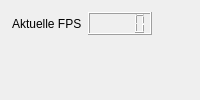
Old version of the form dockwidget.ui in the repository DungeonMaggot/Dungeon.
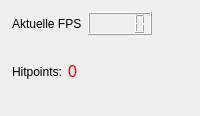
New version of the form.

Commit message: Hitpoints UO

Patch:
```diff
--- a/dockwidget.ui
+++ b/dockwidget.ui
@@ -7,7 +7,7 @@
     <x>0</x>
     <y>0</y>
     <width>200</width>
-    <height>100</height>
+    <height>116</height>
    </rect>
   </property>
   <property name="sizePolicy">
@@ -78,6 +78,473 @@
      </item>
     </layout>
    </widget>
+   <widget class="QWidget" name="layoutWidget_2">
+    <property name="geometry">
+     <rect>
+      <x>10</x>
+      <y>60</y>
+      <width>171</width>
+      <height>46</height>
+     </rect>
+    </property>
+    <layout class="QFormLayout" name="formLayout_2">
+     <property name="sizeConstraint">
+      <enum>QLayout::SetFixedSize</enum>
+     </property>
+     <property name="fieldGrowthPolicy">
+      <enum>QFormLayout::ExpandingFieldsGrow</enum>
+     </property>
+     <property name="labelAlignment">
+      <set>Qt::AlignLeading|Qt::AlignLeft|Qt::AlignVCenter</set>
+     </property>
+     <property name="leftMargin">
+      <number>2</number>
+     </property>
+     <property name="topMargin">
+      <number>2</number>
+     </property>
+     <property name="rightMargin">
+      <number>2</number>
+     </property>
+     <property name="bottomMargin">
+      <number>2</number>
+     </property>
+     <item row="0" column="0">
+      <widget class="QLabel" name="label_2">
+       <property name="text">
+        <string>Hitpoints:</string>
+       </property>
+      </widget>
+     </item>
+     <item row="0" column="1">
+      <widget class="QLabel" name="label_3">
+       <property name="palette">
+        <palette>
+         <active>
+          <colorrole role="WindowText">
+           <brush brushstyle="SolidPattern">
+            <color alpha="255">
+             <red>255</red>
+             <green>0</green>
+             <blue>0</blue>
+            </color>
+           </brush>
+          </colorrole>
+          <colorrole role="Button">
+           <brush brushstyle="SolidPattern">
+            <color alpha="255">
+             <red>255</red>
+             <green>0</green>
+             <blue>0</blue>
+            </color>
+           </brush>
+          </colorrole>
+          <colorrole role="Light">
+           <brush brushstyle="SolidPattern">
+            <color alpha="255">
+             <red>255</red>
+             <green>127</green>
+             <blue>127</blue>
+            </color>
+           </brush>
+          </colorrole>
+          <colorrole role="Midlight">
+           <brush brushstyle="SolidPattern">
+            <color alpha="255">
+             <red>255</red>
+             <green>63</green>
+             <blue>63</blue>
+            </color>
+           </brush>
+          </colorrole>
+          <colorrole role="Dark">
+           <brush brushstyle="SolidPattern">
+            <color alpha="255">
+             <red>127</red>
+             <green>0</green>
+             <blue>0</blue>
+            </color>
+           </brush>
+          </colorrole>
+          <colorrole role="Mid">
+           <brush brushstyle="SolidPattern">
+            <color alpha="255">
+             <red>170</red>
+             <green>0</green>
+             <blue>0</blue>
+            </color>
+           </brush>
+          </colorrole>
+          <colorrole role="Text">
+           <brush brushstyle="SolidPattern">
+            <color alpha="255">
+             <red>255</red>
+             <green>0</green>
+             <blue>0</blue>
+            </color>
+           </brush>
+          </colorrole>
+          <colorrole role="BrightText">
+           <brush brushstyle="SolidPattern">
+            <color alpha="255">
+             <red>255</red>
+             <green>255</green>
+             <blue>255</blue>
+            </color>
+           </brush>
+          </colorrole>
+          <colorrole role="ButtonText">
+           <brush brushstyle="SolidPattern">
+            <color alpha="255">
+             <red>255</red>
+             <green>0</green>
+             <blue>0</blue>
+            </color>
+           </brush>
+          </colorrole>
+          <colorrole role="Base">
+           <brush brushstyle="SolidPattern">
+            <color alpha="255">
+             <red>255</red>
+             <green>255</green>
+             <blue>255</blue>
+            </color>
+           </brush>
+          </colorrole>
+          <colorrole role="Window">
+           <brush brushstyle="SolidPattern">
+            <color alpha="255">
+             <red>255</red>
+             <green>0</green>
+             <blue>0</blue>
+            </color>
+           </brush>
+          </colorrole>
+          <colorrole role="Shadow">
+           <brush brushstyle="SolidPattern">
+            <color alpha="255">
+             <red>0</red>
+             <green>0</green>
+             <blue>0</blue>
+            </color>
+           </brush>
+          </colorrole>
+          <colorrole role="AlternateBase">
+           <brush brushstyle="SolidPattern">
+            <color alpha="255">
+             <red>255</red>
+             <green>127</green>
+             <blue>127</blue>
+            </color>
+           </brush>
+          </colorrole>
+          <colorrole role="ToolTipBase">
+           <brush brushstyle="SolidPattern">
+            <color alpha="255">
+             <red>255</red>
+             <green>255</green>
+             <blue>220</blue>
+            </color>
+           </brush>
+          </colorrole>
+          <colorrole role="ToolTipText">
+           <brush brushstyle="SolidPattern">
+            <color alpha="255">
+             <red>255</red>
+             <green>0</green>
+             <blue>0</blue>
+            </color>
+           </brush>
+          </colorrole>
+         </active>
+         <inactive>
+          <colorrole role="WindowText">
+           <brush brushstyle="SolidPattern">
+            <color alpha="255">
+             <red>255</red>
+             <green>0</green>
+             <blue>0</blue>
+            </color>
+           </brush>
+          </colorrole>
+          <colorrole role="Button">
+           <brush brushstyle="SolidPattern">
+            <color alpha="255">
+             <red>255</red>
+             <green>0</green>
+             <blue>0</blue>
+            </color>
+           </brush>
+          </colorrole>
+          <colorrole role="Light">
+           <brush brushstyle="SolidPattern">
+            <color alpha="255">
+             <red>255</red>
+             <green>127</green>
+             <blue>127</blue>
+            </color>
+           </brush>
+          </colorrole>
+          <colorrole role="Midlight">
+           <brush brushstyle="SolidPattern">
+            <color alpha="255">
+             <red>255</red>
+             <green>63</green>
+             <blue>63</blue>
+            </color>
+           </brush>
+          </colorrole>
+          <colorrole role="Dark">
+           <brush brushstyle="SolidPattern">
+            <color alpha="255">
+             <red>127</red>
+             <green>0</green>
+             <blue>0</blue>
+            </color>
+           </brush>
+          </colorrole>
+          <colorrole role="Mid">
+           <brush brushstyle="SolidPattern">
+            <color alpha="255">
+             <red>170</red>
+             <green>0</green>
+             <blue>0</blue>
+            </color>
+           </brush>
+          </colorrole>
+          <colorrole role="Text">
+           <brush brushstyle="SolidPattern">
+            <color alpha="255">
+             <red>255</red>
+             <green>0</green>
+             <blue>0</blue>
+            </color>
+           </brush>
+          </colorrole>
+          <colorrole role="BrightText">
+           <brush brushstyle="SolidPattern">
+            <color alpha="255">
+             <red>255</red>
+             <green>255</green>
+             <blue>255</blue>
+            </color>
+           </brush>
+          </colorrole>
+          <colorrole role="ButtonText">
+           <brush brushstyle="SolidPattern">
+            <color alpha="255">
+             <red>255</red>
+             <green>0</green>
+             <blue>0</blue>
+            </color>
+           </brush>
+          </colorrole>
+          <colorrole role="Base">
+           <brush brushstyle="SolidPattern">
+            <color alpha="255">
+             <red>255</red>
+             <green>255</green>
+             <blue>255</blue>
+            </color>
+           </brush>
+          </colorrole>
+          <colorrole role="Window">
+           <brush brushstyle="SolidPattern">
+            <color alpha="255">
+             <red>255</red>
+             <green>0</green>
+             <blue>0</blue>
+            </color>
+           </brush>
+          </colorrole>
+          <colorrole role="Shadow">
+           <brush brushstyle="SolidPattern">
+            <color alpha="255">
+             <red>0</red>
+             <green>0</green>
+             <blue>0</blue>
+            </color>
+           </brush>
+          </colorrole>
+          <colorrole role="AlternateBase">
+           <brush brushstyle="SolidPattern">
+            <color alpha="255">
+             <red>255</red>
+             <green>127</green>
+             <blue>127</blue>
+            </color>
+           </brush>
+          </colorrole>
+          <colorrole role="ToolTipBase">
+           <brush brushstyle="SolidPattern">
+            <color alpha="255">
+             <red>255</red>
+             <green>255</green>
+             <blue>220</blue>
+            </color>
+           </brush>
+          </colorrole>
+          <colorrole role="ToolTipText">
+           <brush brushstyle="SolidPattern">
+            <color alpha="255">
+             <red>255</red>
+             <green>0</green>
+             <blue>0</blue>
+            </color>
+           </brush>
+          </colorrole>
+         </inactive>
+         <disabled>
+          <colorrole role="WindowText">
+           <brush brushstyle="SolidPattern">
+            <color alpha="255">
+             <red>127</red>
+             <green>0</green>
+             <blue>0</blue>
+            </color>
+           </brush>
+          </colorrole>
+          <colorrole role="Button">
+           <brush brushstyle="SolidPattern">
+            <color alpha="255">
+             <red>255</red>
+             <green>0</green>
+             <blue>0</blue>
+            </color>
+           </brush>
+          </colorrole>
+          <colorrole role="Light">
+           <brush brushstyle="SolidPattern">
+            <color alpha="255">
+             <red>255</red>
+             <green>127</green>
+             <blue>127</blue>
+            </color>
+           </brush>
+          </colorrole>
+          <colorrole role="Midlight">
+           <brush brushstyle="SolidPattern">
+            <color alpha="255">
+             <red>255</red>
+             <green>63</green>
+             <blue>63</blue>
+            </color>
+           </brush>
+          </colorrole>
+          <colorrole role="Dark">
+           <brush brushstyle="SolidPattern">
+            <color alpha="255">
+             <red>127</red>
+             <green>0</green>
+             <blue>0</blue>
+            </color>
+           </brush>
+          </colorrole>
+          <colorrole role="Mid">
+           <brush brushstyle="SolidPattern">
+            <color alpha="255">
+             <red>170</red>
+             <green>0</green>
+             <blue>0</blue>
+            </color>
+           </brush>
+          </colorrole>
+          <colorrole role="Text">
+           <brush brushstyle="SolidPattern">
+            <color alpha="255">
+             <red>127</red>
+             <green>0</green>
+             <blue>0</blue>
+            </color>
+           </brush>
+          </colorrole>
+          <colorrole role="BrightText">
+           <brush brushstyle="SolidPattern">
+            <color alpha="255">
+             <red>255</red>
+             <green>255</green>
+             <blue>255</blue>
+            </color>
+           </brush>
+          </colorrole>
+          <colorrole role="ButtonText">
+           <brush brushstyle="SolidPattern">
+            <color alpha="255">
+             <red>127</red>
+             <green>0</green>
+             <blue>0</blue>
+            </color>
+           </brush>
+          </colorrole>
+          <colorrole role="Base">
+           <brush brushstyle="SolidPattern">
+            <color alpha="255">
+             <red>255</red>
+             <green>0</green>
+             <blue>0</blue>
+            </color>
+           </brush>
+          </colorrole>
+          <colorrole role="Window">
+           <brush brushstyle="SolidPattern">
+            <color alpha="255">
+             <red>255</red>
+             <green>0</green>
+             <blue>0</blue>
+            </color>
+           </brush>
+          </colorrole>
+          <colorrole role="Shadow">
+           <brush brushstyle="SolidPattern">
+            <color alpha="255">
+             <red>0</red>
+             <green>0</green>
+             <blue>0</blue>
+            </color>
+           </brush>
+          </colorrole>
+          <colorrole role="AlternateBase">
+           <brush brushstyle="SolidPattern">
+            <color alpha="255">
+             <red>255</red>
+             <green>0</green>
+             <blue>0</blue>
+            </color>
+           </brush>
+          </colorrole>
+          <colorrole role="ToolTipBase">
+           <brush brushstyle="SolidPattern">
+            <color alpha="255">
+             <red>255</red>
+             <green>255</green>
+             <blue>220</blue>
+            </color>
+           </brush>
+          </colorrole>
+          <colorrole role="ToolTipText">
+           <brush brushstyle="SolidPattern">
+            <color alpha="255">
+             <red>255</red>
+             <green>0</green>
+             <blue>0</blue>
+            </color>
+           </brush>
+          </colorrole>
+         </disabled>
+        </palette>
+       </property>
+       <property name="font">
+        <font>
+         <pointsize>12</pointsize>
+        </font>
+       </property>
+       <property name="text">
+        <string>0</string>
+       </property>
+      </widget>
+     </item>
+    </layout>
+   </widget>
   </widget>
  </widget>
  <resources/>
```
